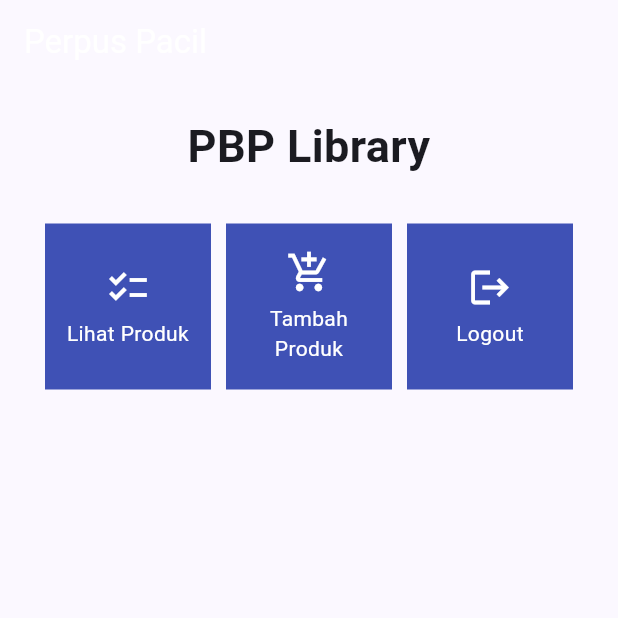
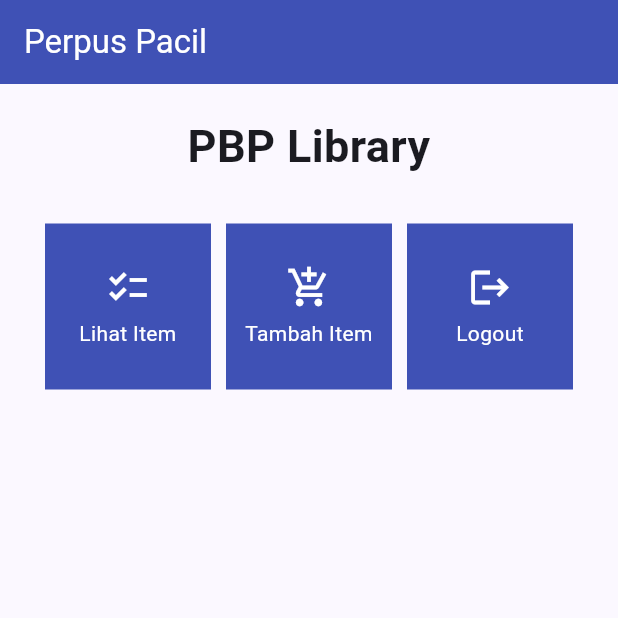
Before and after one commit to mmaraaap/perpuspacil-mobile, a Flutter app: the screen it shows after launch, on a phone screen of 412 x 824 dp, the top half of it. Run offline on Flutter 3.47's test engine with Material 2 defaults, Android fonts, the phone set to English and light mode, and no system bars.

Commit message:
menyelesaikan tugas 7

```diff
--- a/lib/main.dart
+++ b/lib/main.dart
@@ -29,7 +29,7 @@ class MyApp extends StatelessWidget {
         //
         // This works for code too, not just values: Most code changes can be
         // tested with just a hot reload.
-
+        appBarTheme: AppBarTheme(backgroundColor: Colors.indigo),
         colorScheme: ColorScheme.fromSeed(seedColor: Colors.indigo),
         useMaterial3: true,
       ),
--- a/lib/menu.dart
+++ b/lib/menu.dart
@@ -3,8 +3,8 @@ import 'package:flutter/material.dart';
 class MyHomePage extends StatelessWidget {
     MyHomePage({Key? key}) : super(key: key);
         final List<ShopItem> items = [
-    ShopItem("Lihat Produk", Icons.checklist),
-    ShopItem("Tambah Produk", Icons.add_shopping_cart),
+    ShopItem("Lihat Item", Icons.checklist),
+    ShopItem("Tambah Item", Icons.add_shopping_cart),
     ShopItem("Logout", Icons.logout),
 ];
 
```
Also changed, not shown: 1 other file.
